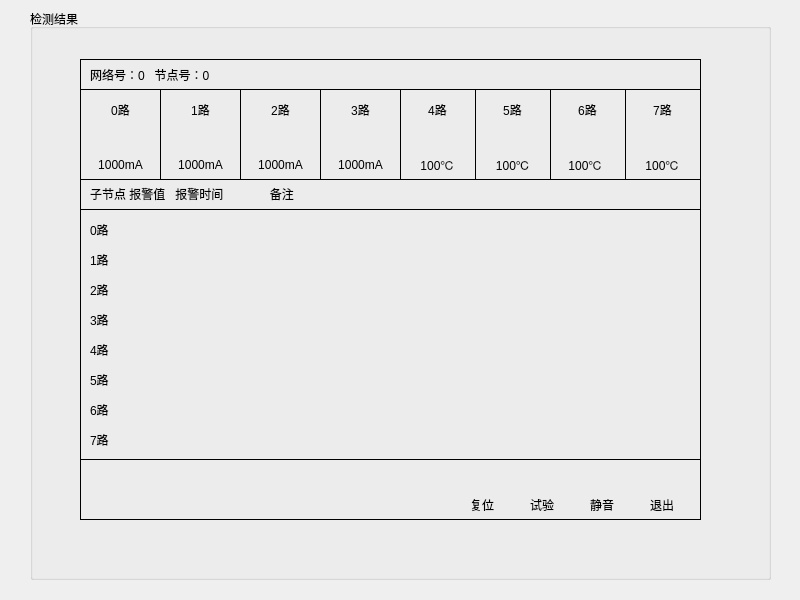
This is main/ui/nodeStatus.ui in Blackrose/Tcutest_SerialSystem as Qt 5 draws it before an edit. The edited form follows.
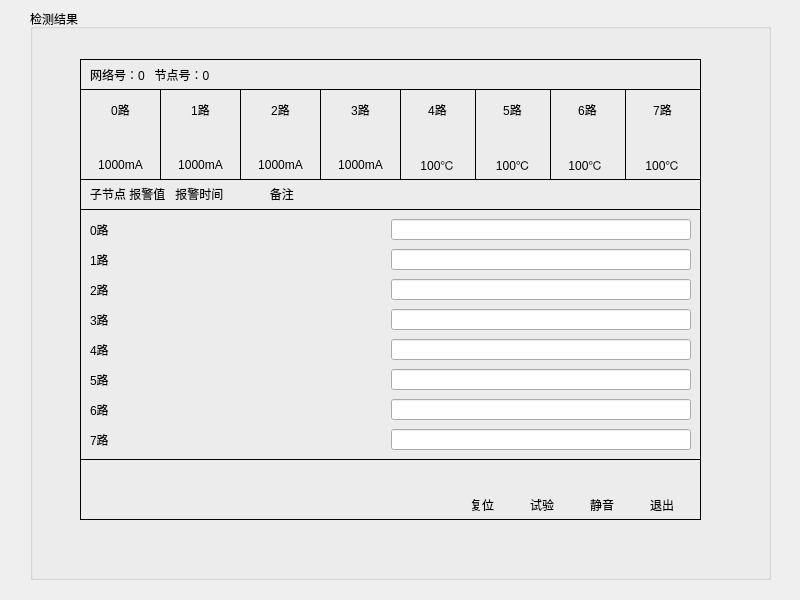
This is the edited form. Icons and pictures are not drawn.

```diff
--- a/main/ui/nodeStatus.ui
+++ b/main/ui/nodeStatus.ui
@@ -304,7 +304,7 @@
       <rect>
        <x>10</x>
        <y>40</y>
-       <width>601</width>
+       <width>301</width>
        <height>21</height>
       </rect>
      </property>
@@ -317,7 +317,7 @@
       <rect>
        <x>10</x>
        <y>130</y>
-       <width>601</width>
+       <width>301</width>
        <height>21</height>
       </rect>
      </property>
@@ -330,7 +330,7 @@
       <rect>
        <x>10</x>
        <y>220</y>
-       <width>601</width>
+       <width>301</width>
        <height>21</height>
       </rect>
      </property>
@@ -343,7 +343,7 @@
       <rect>
        <x>10</x>
        <y>100</y>
-       <width>601</width>
+       <width>301</width>
        <height>21</height>
       </rect>
      </property>
@@ -356,7 +356,7 @@
       <rect>
        <x>10</x>
        <y>250</y>
-       <width>601</width>
+       <width>301</width>
        <height>21</height>
       </rect>
      </property>
@@ -369,7 +369,7 @@
       <rect>
        <x>10</x>
        <y>70</y>
-       <width>601</width>
+       <width>301</width>
        <height>21</height>
       </rect>
      </property>
@@ -382,7 +382,7 @@
       <rect>
        <x>10</x>
        <y>160</y>
-       <width>601</width>
+       <width>301</width>
        <height>21</height>
       </rect>
      </property>
@@ -395,7 +395,7 @@
       <rect>
        <x>10</x>
        <y>190</y>
-       <width>601</width>
+       <width>301</width>
        <height>21</height>
       </rect>
      </property>
@@ -432,6 +432,110 @@
       </property>
      </widget>
     </widget>
+    <widget class="QLineEdit" name="txt0">
+     <property name="geometry">
+      <rect>
+       <x>311</x>
+       <y>40</y>
+       <width>300</width>
+       <height>21</height>
+      </rect>
+     </property>
+     <property name="echoMode">
+      <enum>QLineEdit::Normal</enum>
+     </property>
+    </widget>
+    <widget class="QLineEdit" name="txt1">
+     <property name="geometry">
+      <rect>
+       <x>311</x>
+       <y>70</y>
+       <width>300</width>
+       <height>21</height>
+      </rect>
+     </property>
+     <property name="echoMode">
+      <enum>QLineEdit::Normal</enum>
+     </property>
+    </widget>
+    <widget class="QLineEdit" name="txt3">
+     <property name="geometry">
+      <rect>
+       <x>311</x>
+       <y>130</y>
+       <width>300</width>
+       <height>21</height>
+      </rect>
+     </property>
+     <property name="echoMode">
+      <enum>QLineEdit::Normal</enum>
+     </property>
+    </widget>
+    <widget class="QLineEdit" name="txt2">
+     <property name="geometry">
+      <rect>
+       <x>311</x>
+       <y>100</y>
+       <width>300</width>
+       <height>21</height>
+      </rect>
+     </property>
+     <property name="echoMode">
+      <enum>QLineEdit::Normal</enum>
+     </property>
+    </widget>
+    <widget class="QLineEdit" name="txt5">
+     <property name="geometry">
+      <rect>
+       <x>311</x>
+       <y>190</y>
+       <width>300</width>
+       <height>21</height>
+      </rect>
+     </property>
+     <property name="echoMode">
+      <enum>QLineEdit::Normal</enum>
+     </property>
+    </widget>
+    <widget class="QLineEdit" name="txt4">
+     <property name="geometry">
+      <rect>
+       <x>311</x>
+       <y>160</y>
+       <width>300</width>
+       <height>21</height>
+      </rect>
+     </property>
+     <property name="echoMode">
+      <enum>QLineEdit::Normal</enum>
+     </property>
+    </widget>
+    <widget class="QLineEdit" name="txt6">
+     <property name="geometry">
+      <rect>
+       <x>311</x>
+       <y>220</y>
+       <width>300</width>
+       <height>21</height>
+      </rect>
+     </property>
+     <property name="echoMode">
+      <enum>QLineEdit::Normal</enum>
+     </property>
+    </widget>
+    <widget class="QLineEdit" name="txt7">
+     <property name="geometry">
+      <rect>
+       <x>311</x>
+       <y>250</y>
+       <width>300</width>
+       <height>21</height>
+      </rect>
+     </property>
+     <property name="echoMode">
+      <enum>QLineEdit::Normal</enum>
+     </property>
+    </widget>
    </widget>
    <widget class="QFrame" name="frame_3">
     <property name="geometry">
```
